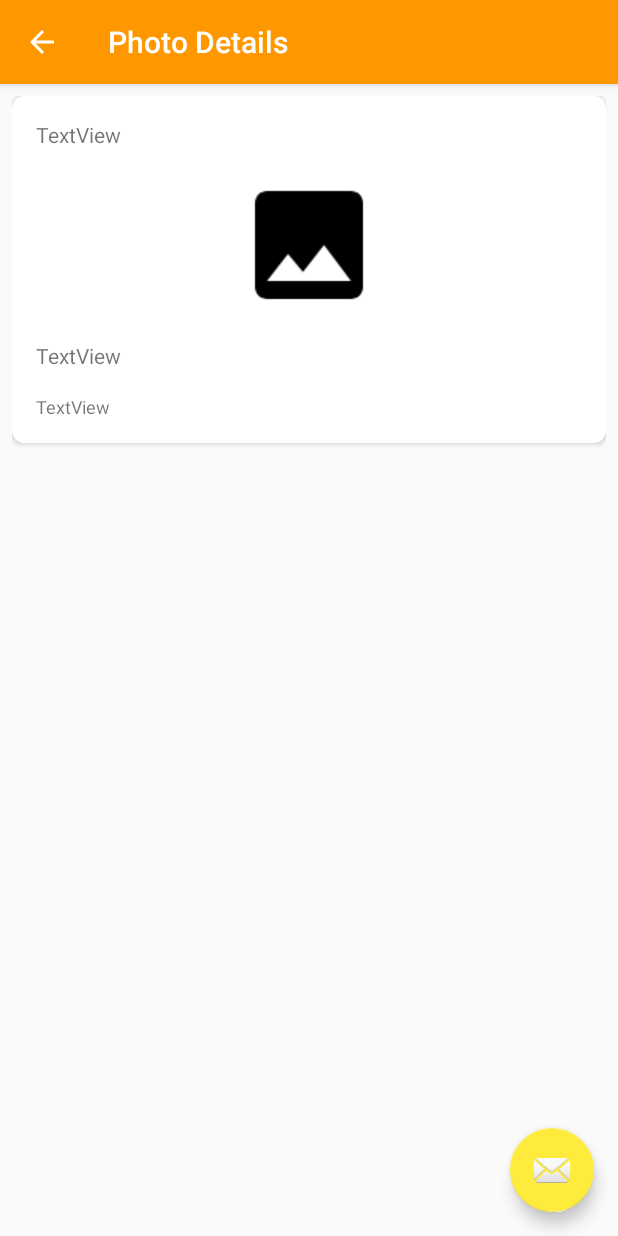
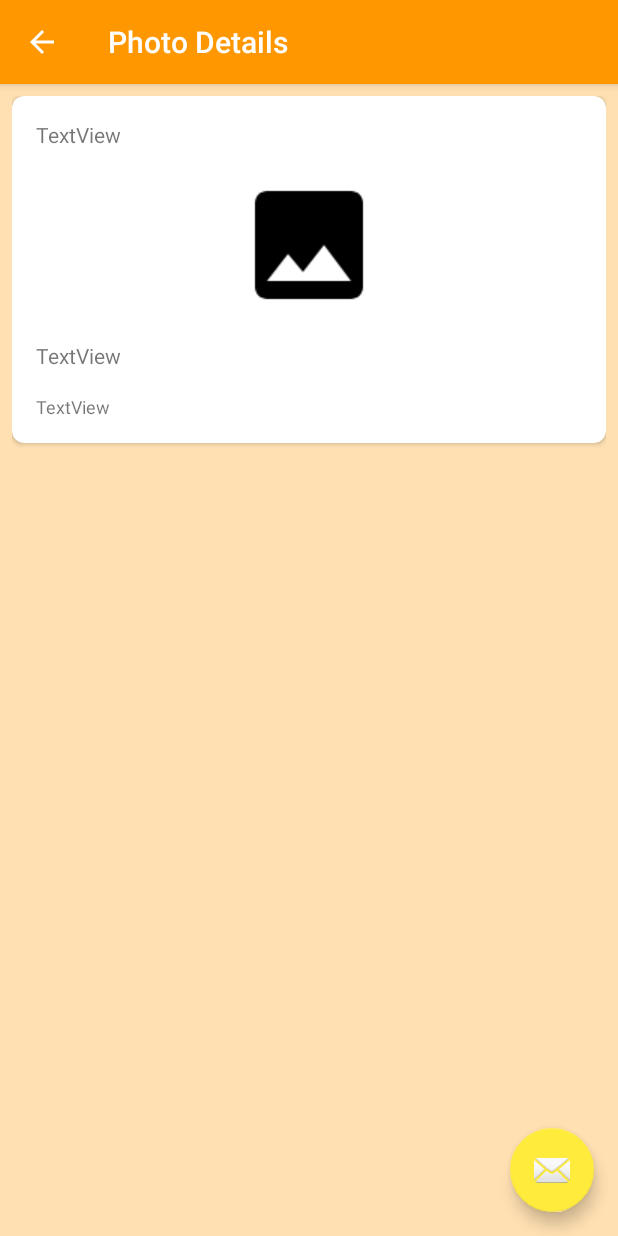
Before and after one commit to wanchat153/KotlinTutorial_9, an Android app: the PhotoDetailsActivity screen opened directly, with no data from a screen before it, on a phone screen of 412 x 824 dp. Run offline under Robolectric (Android 15) with nearby library versions, the phone set to English and light mode, and no system bars; our stand-ins replace Picasso; pictures from the network do not load; 5 statements that could not run were skipped.

Commit message:
1. สร้าง Log ช่ือ TAG
2.
สร้าง override fun doInBackground

3.
ใส่ url flickr
สร้าง fun onDownloadComplete

4.
Callbacks

5.
สร้าง class Photo

6.
สร้าง class GetFlickrJsonData

7.
แก้ไข code GetFlickrJsonData

8.
เพิ่ม fun Uri

9.
เพิ่ม reyclerview ใน content_main

10.
เพิ่มรูป และสร้าง layout browse

11.
ตั้งค่า layout ความสูงและความยาว

12.
สร้าง PhotoDetailsActivity, SearchActivity และเข้าไปแก้ content_photo_datails ตั้งเป็น ScrollView

13.
จัดหน้า content_photo_datails

14.
สร้าง class FlickRecyclerViewHolder, FlickRecyclerViewAdaptor

15.
เพิ่ม ปลั๊กอืน gradle
cardview-v7:28.0.0
appcompat-v7:28.0.0
picasso:2.5.2

16.
Adapter ไปยัง Recylerview
แก้โค้ดบ่างส่วน แก้id imageview เป็น thumbnail ทีืลืมเปลี่ยนตั้งแต่แรกใน browse และ utl แก้เป็น url

17.
สร้าง class RecyclerItemClickListener

18.
ประกาศใช้ gestureDetector

19.
ทำให้ display full photo

20.
เพิ่ม Serializable และแก้ import ที่ไม่ได้ใช้ออก

21.
ประกาศ val photo ใน PhotoDetailsActivity

22.
แก้ไขหน้า Photo เพิ่ม Parcelable

23.
เพิ่มสัเปลี่ยนสีใน styles และลบ colors

24.
แก้สีไม่แสดง v23

```diff
--- /dev/null
+++ b/app/src/main/res/values-v23/styles.xml
@@ -0,0 +1,8 @@
+<?xml version="1.0" encoding="utf-8"?>
+<resources>
+    <style name="AppTheme.NoActionBar">
+        <item name="windowActionBar">false</item>
+        <item name="windowNoTitle">true</item>
+        <item name="colorBackgroundFloating">@color/primary</item>
+    </style>
+</resources>
--- a/app/src/main/res/values/styles.xml
+++ b/app/src/main/res/values/styles.xml
@@ -15,6 +15,10 @@
         <item name="colorPrimary">@color/primary</item>
         <item name="colorPrimaryDark">@color/primary_dark</item>
         <item name="colorAccent">@color/accent</item>
+        <item name="android:textColorSecondary">@color/secondary_text</item>
+        <item name="android:icon">@color/icons</item>
+        <item name="android:windowBackground">@color/primary_light</item>
+        <item name="cardBackgroundColor">@color/primary</item>
     </style>
     <style name="AppTheme.NoActionBar">
         <item name="windowActionBar">false</item>
```
Also changed, not shown: app/src/main/res/layout/content_photo_details.xml (indentation only).
